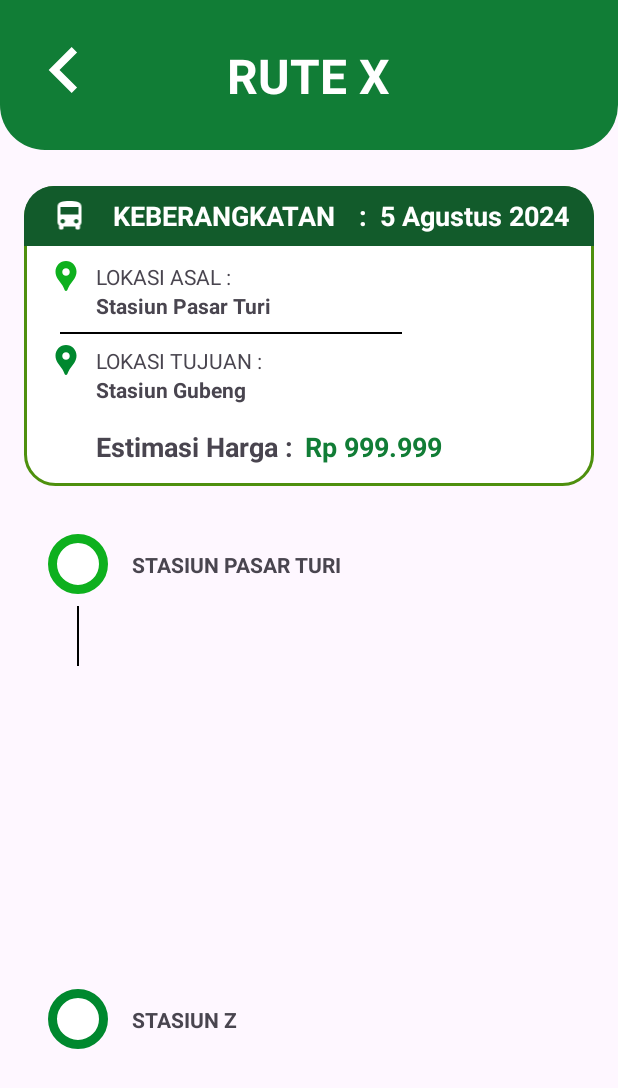
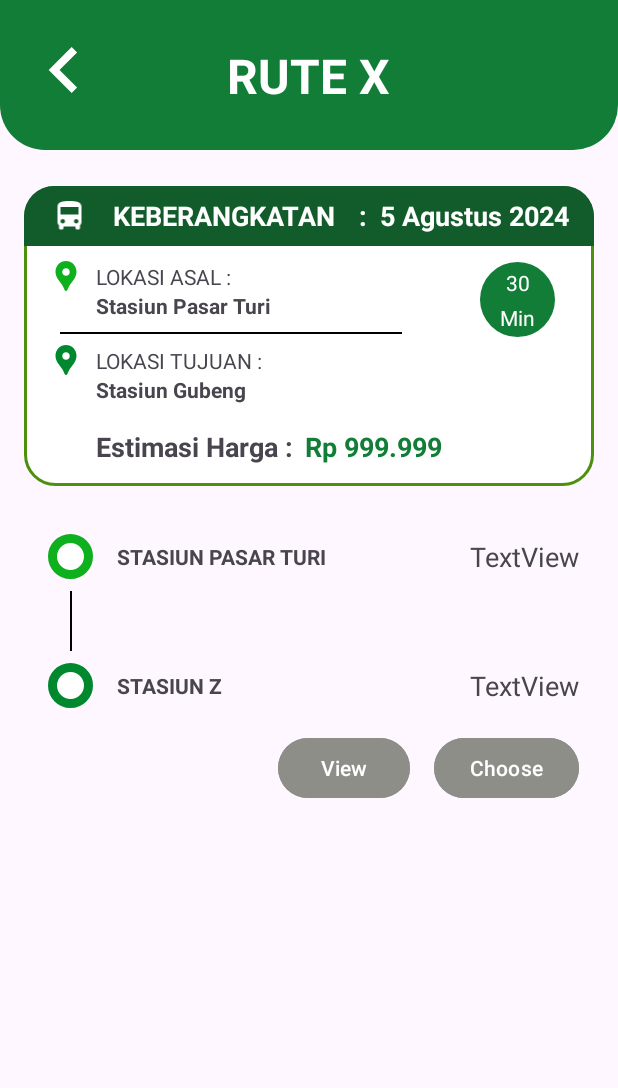
Before and after one commit to jessymarcelyn/manpro_kel5, an Android app: the layout activity_choose_route.xml on its own in the app's theme, with its tools: preview values and no code run, on a phone screen of 412 x 824 dp. Shown: the top 1088 px of the screen. Run offline under Robolectric (Android 15) with nearby library versions, the phone set to English and light mode, and no system bars.

Commit message:
choose route backend

```diff
--- a/app/src/main/AndroidManifest.xml
+++ b/app/src/main/AndroidManifest.xml
@@ -51,6 +51,9 @@
             android:name=".Home"
             android:exported="false" />
         <activity
+            android:name=".ChooseRoute"
+            android:exported="false" />
+        <activity
             android:name="paba.uas.manpro.MainActivity"
             android:exported="true">
             <intent-filter>
--- a/app/src/main/java/manpro/kel5/proyek_manpro/Home.kt
+++ b/app/src/main/java/manpro/kel5/proyek_manpro/Home.kt
@@ -97,7 +97,6 @@ class Home : AppCompatActivity() {
             val intentWithData = Intent(this@Home, SelectRute::class.java).apply {
                 putExtra(SelectRute.asal, _tv_asal2.text)
                 putExtra(SelectRute.tujuan, _tv_tujuan2.text)
-                putExtra(SelectRute.tujuan, _tv_tujuan2.text)
             }
             startActivity(intentWithData)
         }
--- a/app/src/main/java/manpro/kel5/proyek_manpro/SelectRute.kt
+++ b/app/src/main/java/manpro/kel5/proyek_manpro/SelectRute.kt
@@ -102,9 +102,13 @@ class SelectRute : AppCompatActivity() {
 
             override fun gotoDetail(data: Rute) {
 //                val intent = Intent(this@SelectRute, Map::class.java)
-                val intent = Intent(this@SelectRute, SelectRuteDetail::class.java)
+//                val intent = Intent(this@SelectRute, SelectRuteDetail::class.java)
+//                intent.putExtra("kirimData", data)
+                val intent = Intent(this@SelectRute, ChooseRoute::class.java)
                 Log.d("uyuy", data.toString())
                 intent.putExtra("kirimData", data)
+                intent.putExtra(ChooseRoute.asal, dataAsal)
+                intent.putExtra(ChooseRoute.tujuan, dataTujuan)
                 startActivity(intent)
             }
         })
--- a/app/src/main/res/layout/activity_choose_route.xml
+++ b/app/src/main/res/layout/activity_choose_route.xml
@@ -199,7 +199,7 @@
         app:layout_constraintTop_toBottomOf="@+id/tv_tujuan2" />
 
     <TextView
-        android:id="@+id/textView11"
+        android:id="@+id/tv_hargaa"
         android:layout_width="wrap_content"
         android:layout_height="wrap_content"
         android:layout_marginStart="8dp"
@@ -213,8 +213,8 @@
 
     <ImageView
         android:id="@+id/imageView10"
-        android:layout_width="40dp"
-        android:layout_height="40dp"
+        android:layout_width="30dp"
+        android:layout_height="30dp"
         android:layout_marginStart="32dp"
         android:layout_marginTop="32dp"
         app:layout_constraintStart_toStartOf="parent"
@@ -222,10 +222,10 @@
         app:srcCompat="@drawable/circle_asal" />
 
     <TextView
-        android:id="@+id/textView12"
+        android:id="@+id/tv_asall2"
         android:layout_width="wrap_content"
         android:layout_height="wrap_content"
-        android:layout_marginStart="16dp"
+        android:layout_marginStart="16sp"
         android:text="STASIUN PASAR TURI"
         android:textStyle="bold"
         app:layout_constraintBottom_toBottomOf="@+id/imageView10"
@@ -233,10 +233,10 @@
         app:layout_constraintTop_toTopOf="@+id/imageView10" />
 
     <TextView
-        android:id="@+id/textView13"
+        android:id="@+id/tv_tujuann2"
         android:layout_width="wrap_content"
         android:layout_height="wrap_content"
-        android:layout_marginStart="16dp"
+        android:layout_marginStart="16sp"
         android:text="STASIUN Z"
         android:textStyle="bold"
         app:layout_constraintBottom_toBottomOf="@+id/imageView17"
@@ -255,21 +255,92 @@
 
     <ImageView
         android:id="@+id/imageView17"
-        android:layout_width="40dp"
-        android:layout_height="40dp"
+        android:layout_width="30dp"
+        android:layout_height="30dp"
         android:layout_marginStart="32dp"
         android:layout_marginTop="8dp"
         app:layout_constraintStart_toStartOf="parent"
-        app:layout_constraintTop_toBottomOf="@+id/recyclerView"
+        app:layout_constraintTop_toBottomOf="@+id/rv_choose"
         app:srcCompat="@drawable/circle_tujuan" />
 
     <androidx.recyclerview.widget.RecyclerView
-        android:id="@+id/recyclerView"
-        android:layout_width="251dp"
-        android:layout_height="199dp"
-        android:layout_marginTop="8dp"
+        android:id="@+id/rv_choose"
+        android:layout_width="354dp"
+        android:layout_height="wrap_content"
         app:layout_constraintStart_toStartOf="@+id/imageView10"
         app:layout_constraintTop_toBottomOf="@+id/vert1" />
 
+    <TextView
+        android:id="@+id/tv_jamBerangkatt"
+        android:layout_width="wrap_content"
+        android:layout_height="wrap_content"
+        android:text="TextView"
+        android:textSize="18sp"
+        app:layout_constraintBottom_toBottomOf="@+id/tv_asall2"
+        app:layout_constraintEnd_toEndOf="@+id/rv_choose"
+        app:layout_constraintTop_toTopOf="@+id/tv_asall2" />
+
+    <TextView
+        android:id="@+id/tv_jamSampai"
+        android:layout_width="wrap_content"
+        android:layout_height="wrap_content"
+        android:text="TextView"
+        android:textSize="18sp"
+        app:layout_constraintBottom_toBottomOf="@+id/tv_tujuann2"
+        app:layout_constraintEnd_toEndOf="@+id/rv_choose"
+        app:layout_constraintTop_toTopOf="@+id/tv_tujuann2" />
+
+    <Button
+        android:id="@+id/btnView"
+        android:layout_width="wrap_content"
+        android:layout_height="wrap_content"
+        android:layout_marginTop="16dp"
+        android:layout_marginEnd="16dp"
+        android:backgroundTint="#8E8E89"
+        android:text="View"
+        app:layout_constraintEnd_toStartOf="@+id/btnChoose"
+        app:layout_constraintTop_toBottomOf="@+id/imageView17" />
+
+    <Button
+        android:id="@+id/btnChoose"
+        android:layout_width="wrap_content"
+        android:layout_height="wrap_content"
+        android:backgroundTint="#8E8E89"
+        android:text="Choose"
+        app:layout_constraintEnd_toEndOf="@+id/rv_choose"
+        app:layout_constraintTop_toTopOf="@+id/btnView" />
+
+    <View
+        android:id="@+id/view4"
+        android:layout_width="50dp"
+        android:layout_height="50dp"
+        android:layout_marginStart="24dp"
+        android:layout_marginEnd="26dp"
+        android:background="@drawable/circle_profile"
+        app:layout_constraintEnd_toEndOf="@+id/view2"
+        app:layout_constraintTop_toTopOf="@+id/tv_asal1" />
+
+    <TextView
+        android:id="@+id/tv_durasi"
+        android:layout_width="wrap_content"
+        android:layout_height="wrap_content"
+        android:layout_marginTop="4dp"
+        android:text="30"
+        android:textColor="#FFFFFF"
+        app:layout_constraintEnd_toEndOf="@+id/view4"
+        app:layout_constraintStart_toStartOf="@+id/view4"
+        app:layout_constraintTop_toTopOf="@+id/view4" />
+
+    <TextView
+        android:id="@+id/textView20"
+        android:layout_width="wrap_content"
+        android:layout_height="wrap_content"
+        android:layout_marginTop="4dp"
+        android:text="Min"
+        android:textColor="#FFFFFF"
+        app:layout_constraintEnd_toEndOf="@+id/view4"
+        app:layout_constraintStart_toStartOf="@+id/view4"
+        app:layout_constraintTop_toBottomOf="@+id/tv_durasi" />
+
 
 </androidx.constraintlayout.widget.ConstraintLayout>
--- a/build.gradle.kts
+++ b/build.gradle.kts
@@ -5,6 +5,6 @@ buildscript {
 }
 // Top-level build file where you can add configuration options common to all sub-projects/modules.
 plugins {
-    id("com.android.application") version "8.2.2" apply false
+    id("com.android.application") version "8.3.1" apply false
     id("org.jetbrains.kotlin.android") version "1.9.22" apply false
 }
```
Also changed, not shown: app/src/main/java/manpro/kel5/proyek_manpro/ChooseRoute.kt (+103 -0 lines), app/src/main/java/manpro/kel5/proyek_manpro/adapterChooseRoute.kt (added, +45 -0 lines), app/src/main/java/manpro/kel5/proyek_manpro/adapterRouteDetail.kt (deleted, +0 -40 lines), app/src/main/res/layout/list_choose_route.xml (+13 -3 lines), gradle/wrapper/gradle-wrapper.properties.
